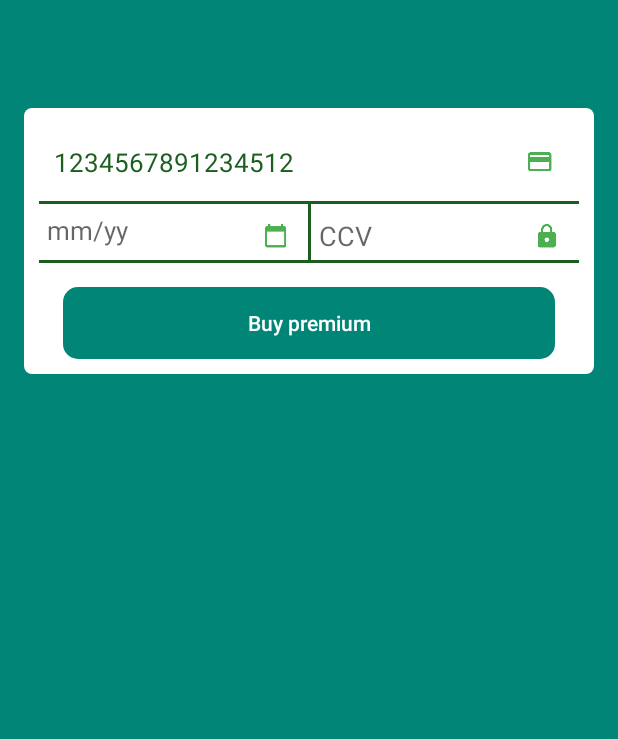
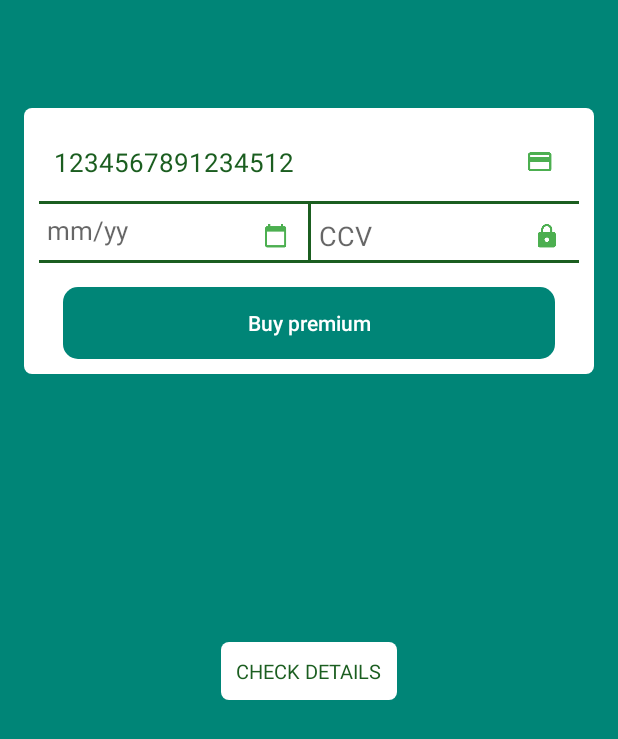
Before and after one commit to mihaiAdascalitei/QuizGame, an Android app: the layout activity_premium_account.xml on its own in the app's theme, with its tools: preview values and no code run, on a phone screen of 412 x 824 dp. Shown: the top 739 px of the screen. Run offline under Robolectric (Android 15) with nearby library versions, the phone set to English and light mode, and no system bars.

Commit message:
Created unit tests, fixed buy issue, installed multidex, modified UI item, started premium details display

```diff
--- a/app/build.gradle
+++ b/app/build.gradle
@@ -9,6 +9,7 @@ android {
         versionCode 1
         versionName "1.0"
         testInstrumentationRunner "android.support.test.runner.AndroidJUnitRunner"
+        multiDexEnabled true
     }
     buildTypes {
         release {
@@ -36,6 +37,8 @@ dependencies {
     implementation 'com.squareup.picasso:picasso:2.71828'
     implementation 'com.github.bumptech.glide:glide:4.8.0'
     implementation 'com.android.support:recyclerview-v7:28.0.0'
+    implementation 'com.android.support:multidex:1.0.3'
+
     annotationProcessor 'com.github.bumptech.glide:compiler:4.8.0'
 
 
--- a/app/src/main/java/com/dasteam/quiz/quizgame/gui/login/LoginController.java
+++ b/app/src/main/java/com/dasteam/quiz/quizgame/gui/login/LoginController.java
@@ -1,6 +1,5 @@
 package com.dasteam.quiz.quizgame.gui.login;
 
-import android.text.TextUtils;
 
 import com.dasteam.quiz.quizgame.gui.login.status.CachedPlayerCallback;
 import com.dasteam.quiz.quizgame.gui.login.status.LoginResponseStatus;
@@ -8,6 +7,9 @@ import com.dasteam.quiz.quizgame.model.player.PlayerModel;
 import com.dasteam.quiz.quizgame.network.DataRetriever;
 import com.dasteam.quiz.quizgame.network.RetrofitRepository;
 import com.dasteam.quiz.quizgame.provider.QuizProvider;
+
+import static com.dasteam.quiz.quizgame.utils.QuizUtils.isEmpty;
+
 
 public class LoginController {
 
@@ -18,7 +20,7 @@ public class LoginController {
     }
 
     public void validateData(String username, String password, ControllerCallback callback) {
-        if (TextUtils.isEmpty(username) || TextUtils.isEmpty(password)) {
+        if (isEmpty(username) || isEmpty(password)) {
             callback.onLoginAttempt(LoginResponseStatus.EMPTY);
 
         } else if (username.length() < 5 || password.length() < 5) {
--- a/app/src/main/java/com/dasteam/quiz/quizgame/gui/powerups/buypowerups/BuyPowerUpsActivity.java
+++ b/app/src/main/java/com/dasteam/quiz/quizgame/gui/powerups/buypowerups/BuyPowerUpsActivity.java
@@ -25,6 +25,8 @@ import static com.dasteam.quiz.quizgame.utils.QuizUtils.string;
 public class BuyPowerUpsActivity extends BaseActivity {
 
     public static final String CURRENT_PLAYER = "CURRENT_PLAYER";
+    private static final String MAX_POWER_COUNT = "3";
+
     private RecyclerView rvBuyPowerUps;
     private TextView tvTryAgain;
     private BuyPowerUpsAdapter adapter;
@@ -121,6 +123,7 @@ public class BuyPowerUpsActivity extends BaseActivity {
         if (!player.hasPremium()) {
             if (integer(power.getPowerPrice()) > integer(player.getCredit())) {
                 showAlert(getString(R.string.not_enough_credit));
+                return;
             } else {
                 credit = string(integer(player.getCredit()) - integer(power.getPowerPrice()));
             }
@@ -130,7 +133,7 @@ public class BuyPowerUpsActivity extends BaseActivity {
     }
 
     private void buyPower(String powerId, String powerCount, String powerName, String credit) {
-        if (powerCount.equals("3")) {
+        if (powerCount.equals(MAX_POWER_COUNT)) {
             showAlert(getString(R.string.maximum_power));
         } else {
             showLoading(true);
--- a/app/src/main/java/com/dasteam/quiz/quizgame/gui/premium/PremiumAccountController.java
+++ b/app/src/main/java/com/dasteam/quiz/quizgame/gui/premium/PremiumAccountController.java
@@ -7,6 +7,8 @@ import com.dasteam.quiz.quizgame.model.player.PlayerModel;
 import com.dasteam.quiz.quizgame.network.DataRetriever;
 import com.dasteam.quiz.quizgame.network.RetrofitRepository;
 import com.dasteam.quiz.quizgame.provider.QuizProvider;
+
+import static com.dasteam.quiz.quizgame.utils.QuizUtils.isEmpty;
 
 public class PremiumAccountController {
 
@@ -19,7 +21,7 @@ public class PremiumAccountController {
     public void validateData(String cardNumber, String ccv, String expDate, PremiumCallback callback) {
         if (cardNumber.trim().length() != 16) {
             callback.onBuyPremiumAttempt(PremiumValidateStatus.CREDIT_CARD_LENGTH);
-        } else if (TextUtils.isEmpty(expDate)) {
+        } else if (isEmpty(expDate)) {
             callback.onBuyPremiumAttempt(PremiumValidateStatus.EMPTY_DATE);
         } else if (ccv.trim().length() != 3) {
             callback.onBuyPremiumAttempt(PremiumValidateStatus.CCV_LENGTH);
--- a/app/src/main/java/com/dasteam/quiz/quizgame/gui/register/RegisterController.java
+++ b/app/src/main/java/com/dasteam/quiz/quizgame/gui/register/RegisterController.java
@@ -7,6 +7,8 @@ import com.dasteam.quiz.quizgame.model.player.PlayerModel;
 import com.dasteam.quiz.quizgame.network.DataRetriever;
 import com.dasteam.quiz.quizgame.network.RetrofitRepository;
 
+import static com.dasteam.quiz.quizgame.utils.QuizUtils.isEmpty;
+
 public class RegisterController {
     private RetrofitRepository repository;
 
@@ -15,7 +17,7 @@ public class RegisterController {
     }
 
     public void validateData(String username, String password, String confirm, boolean acceptedTerms, RegisterCallback callback) {
-        if (TextUtils.isEmpty(username) || TextUtils.isEmpty(password) || TextUtils.isEmpty(confirm)) {
+        if (isEmpty(username) || isEmpty(password) || isEmpty(confirm)) {
             callback.onRegisterAttempt(RegisterResponseStatus.EMPTY);
         } else if (username.length() < 5 || password.length() < 5) {
             callback.onRegisterAttempt(RegisterResponseStatus.LENGTH);
--- a/app/src/main/java/com/dasteam/quiz/quizgame/utils/QuizUtils.java
+++ b/app/src/main/java/com/dasteam/quiz/quizgame/utils/QuizUtils.java
@@ -13,4 +13,9 @@ public class QuizUtils {
     public static String string(Integer value) {
         return String.valueOf(value);
     }
+
+    public static boolean isEmpty(String value) {
+
+        return value == null || value.equals("") || value.trim().equals("") || value.length() == 0;
+    }
 }
--- a/app/src/main/res/layout/activity_premium_account.xml
+++ b/app/src/main/res/layout/activity_premium_account.xml
@@ -164,5 +164,77 @@
         app:layout_constraintRight_toRightOf="parent"
         app:layout_constraintTop_toTopOf="parent" />
 
+    <TextView
+        android:id="@+id/tv_premium_check_details"
+        android:layout_width="wrap_content"
+        android:layout_height="wrap_content"
+        android:layout_margin="16dp"
+        android:background="@drawable/round_white_rectangle"
+        android:clickable="true"
+        android:focusable="true"
+        android:foreground="?attr/selectableItemBackground"
+        android:padding="10dp"
+        android:text="@string/check_premium_details"
+        android:textAllCaps="true"
+        android:textColor="@color/dark_green"
+        android:textSize="13sp"
+        android:visibility="visible"
+        app:layout_constraintLeft_toLeftOf="parent"
+        app:layout_constraintRight_toRightOf="parent"
+        app:layout_constraintTop_toBottomOf="@id/tv_premium_activated" />
+
+    <android.support.constraint.ConstraintLayout
+        android:id="@+id/cl_premium_details"
+        android:layout_width="match_parent"
+        android:layout_height="0dp"
+        android:layout_margin="10dp"
+        android:background="@drawable/round_login_layout"
+        android:visibility="gone"
+        app:layout_constraintBottom_toBottomOf="parent"
+        app:layout_constraintLeft_toLeftOf="parent"
+        app:layout_constraintRight_toRightOf="parent"
+        app:layout_constraintTop_toBottomOf="@id/tv_premium_activated">
+
+        <ImageView
+            android:id="@+id/iv_details_close"
+            android:layout_width="wrap_content"
+            android:layout_height="wrap_content"
+            android:layout_margin="10dp"
+            android:background="@drawable/round_small_circle_green"
+            android:padding="5dp"
+            android:src="@drawable/ic_action_close"
+            app:layout_constraintRight_toRightOf="parent"
+            app:layout_constraintTop_toTopOf="parent" />
+
+        <TextView
+            android:layout_width="wrap_content"
+            android:layout_height="wrap_content"
+            android:text="To do here"
+            android:textSize="20sp"
+            app:layout_constraintBottom_toBottomOf="parent"
+            app:layout_constraintLeft_toLeftOf="parent"
+            app:layout_constraintRight_toRightOf="parent"
+            app:layout_constraintTop_toTopOf="parent" />
+
+        <TextView
+            android:id="@+id/tv_premium_details_timeleft"
+            android:layout_width="wrap_content"
+            android:layout_height="wrap_content"
+            android:layout_margin="5dp"
+            android:text="@string/time_left"
+            android:textSize="16sp"
+            app:layout_constraintBottom_toBottomOf="parent"
+            app:layout_constraintLeft_toLeftOf="parent" />
+
+        <TextView
+            android:layout_width="wrap_content"
+            android:layout_height="wrap_content"
+            android:layout_margin="5dp"
+            android:text=" 5 days"
+            android:textSize="16sp"
+            app:layout_constraintBottom_toBottomOf="parent"
+            app:layout_constraintLeft_toRightOf="@id/tv_premium_details_timeleft" />
+    </android.support.constraint.ConstraintLayout>
+
 
 </android.support.constraint.ConstraintLayout>
--- a/app/src/main/res/values/strings.xml
+++ b/app/src/main/res/values/strings.xml
@@ -53,4 +53,6 @@
     <string name="not_enough_credit">You have not enough credit!</string>
     <string name="maximum_power">You cannot have more than 3 power ups of the same type!</string>
     <string name="default_buy">You have bought</string>
+    <string name="check_premium_details">Check details</string>
+    <string name="time_left">Time left:</string>
 </resources>
```
Also changed, not shown: app/src/main/java/com/dasteam/quiz/quizgame/base/QuizApplication.java (+9 -1 lines), app/src/main/java/com/dasteam/quiz/quizgame/gui/premium/PremiumAccountActivity.java (+18 -0 lines), app/src/main/java/com/dasteam/quiz/quizgame/gui/ranking/adapter/RankingAdapter.java (+0 -11 lines), app/src/main/res/layout/lobby_player_item.xml (+7 -4 lines), app/src/main/res/layout/ranking_item.xml (+7 -7 lines), 4 other files.
